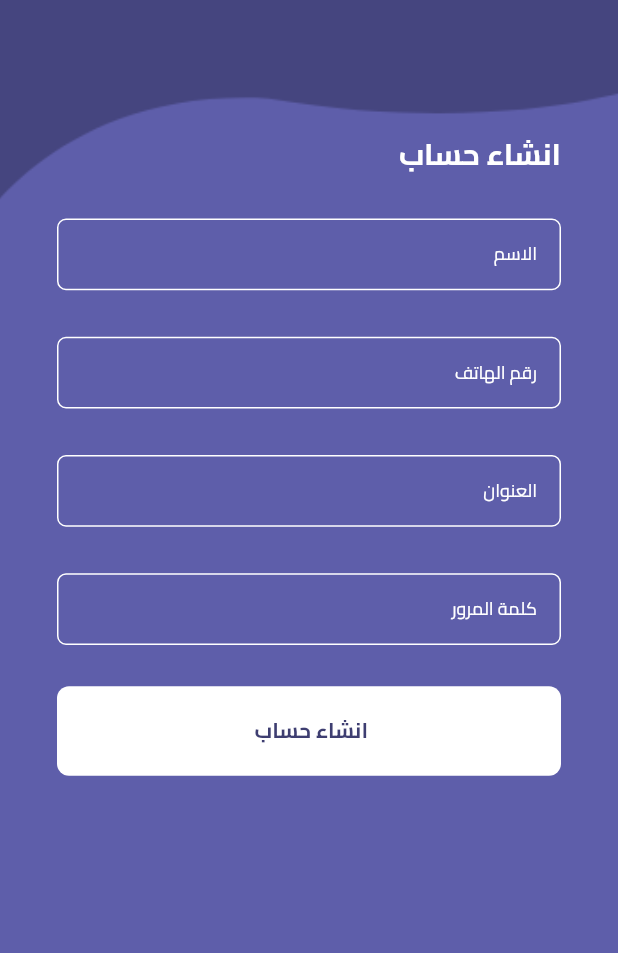
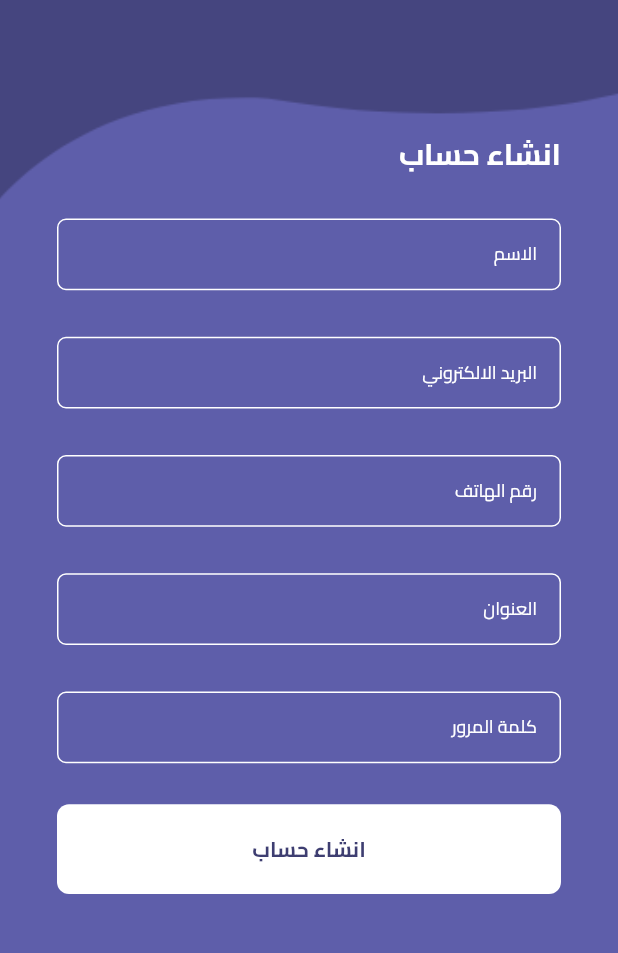
Before and after one commit to karim242/my-pharmacy, a Flutter app: the SignUpView screen opened by its route, on a phone screen of 412 x 824 dp, the part 240-1193 px from its top. Run offline on Flutter 3.47's test engine with Material 3 defaults, Android fonts, the phone set to English and light mode, and no system bars; our stand-ins replace bloc, cloud_firestore, firebase_auth, firebase_core, flutter_bloc, flutter_screenutil and 4 more; accounts and stored records are empty.

Commit message:
trigger sign in up

```diff
--- a/lib/core/routes/app_router.dart
+++ b/lib/core/routes/app_router.dart
@@ -1,5 +1,8 @@
+import 'package:flutter_bloc/flutter_bloc.dart';
 import 'package:go_router/go_router.dart';
 import 'package:my_pharmacy/core/routes/routes_names.dart';
+import 'package:my_pharmacy/core/services/service_locator.dart';
+import 'package:my_pharmacy/features/auth/presentation/cubit/auth_cubit.dart';
 import 'package:my_pharmacy/features/auth/presentation/views/forget_password_frist.dart';
 import 'package:my_pharmacy/features/auth/presentation/views/forget_password_second.dart';
 import 'package:my_pharmacy/features/auth/presentation/views/forget_password_three.dart';
@@ -25,11 +28,18 @@ abstract class AppRouter {
     ),
     GoRoute(
       path: RoutesNames.kSiginView,
-      builder: (context, state) => const SignInView(),
+      builder: (context, state) => BlocProvider(
+        create: (context) => getIt<AuthCubit>(),
+        child: const SignInView(),
+      ),
     ),
     GoRoute(
       path: RoutesNames.kSigUpView,
-      builder: (context, state) => const SignUpView(),
+
+       builder: (context, state) => BlocProvider(
+        create: (context) => getIt<AuthCubit>(),
+        child:  const SignUpView(),
+    ),
     ),
     GoRoute(
       path: RoutesNames.kForgetPassOne,
--- /dev/null
+++ b/lib/core/services/service_locator.dart
@@ -0,0 +1,14 @@
+import 'package:get_it/get_it.dart';
+import 'package:my_pharmacy/features/auth/data/repo/auth_repo_abstract.dart';
+import 'package:my_pharmacy/features/auth/data/repo/auth_repo_implementation.dart';
+import 'package:my_pharmacy/features/auth/presentation/cubit/auth_cubit.dart';
+
+final GetIt getIt = GetIt.instance;
+
+void setupLocator() {
+  // تسجيل الـ Repositories
+  getIt.registerLazySingleton<AuthRepository>(() => AuthRepoImplementation());
+
+  // تسجيل الـ Cubits
+  getIt.registerFactory<AuthCubit>(() => AuthCubit(getIt<AuthRepository>()));
+}
--- a/lib/core/utils/app_strings.dart
+++ b/lib/core/utils/app_strings.dart
@@ -12,6 +12,8 @@ class AppStrings {
   static const String kName = 'الاسم';
   static const String kAddress = "العنوان";
   static const String kPhone = 'رقم الهاتف';
+  static const String kCreateAccount ="انشاء حساب";
+  static const String kEmail = "البريد الالكتروني";
 
   static const String kGovernorate = ' المحافظة';
   static const String kCity = ' المدينة';
@@ -19,10 +21,12 @@ class AppStrings {
   static const String kPaymentByVisa = 'الدفع بالفيزا';
   static const String kSetting = 'الإعدادات';
   static const String kSaveTitle = 'العنوان المحفوظ';
+  static const String kSignIn = 'تسجيل الدخول';
 
-
+  static const String  kForgetPassword = ' هل نسيت كلمة المرور؟';
 
   static const String kPersonalInfoString = 'المعلومات الشخصية';
+  static const String kPassword = 'كلمة المرور ';
   static const String kChangePassword = 'تغيير كلمة المرور';
   static const String kCurrentPassword = 'كلمة المرور الحالية';
   static const String kNewPassword = 'كلمة المرور الجديدة';
--- a/lib/features/auth/presentation/views/sign_up_view.dart
+++ b/lib/features/auth/presentation/views/sign_up_view.dart
@@ -1,18 +1,50 @@
 import 'package:flutter/material.dart';
+import 'package:flutter_bloc/flutter_bloc.dart';
 import 'package:flutter_screenutil/flutter_screenutil.dart';
+import 'package:my_pharmacy/core/services/service_locator.dart';
 import 'package:my_pharmacy/core/utils/app_colors.dart';
 import 'package:my_pharmacy/core/utils/app_images.dart';
+import 'package:my_pharmacy/core/utils/app_strings.dart';
 import 'package:my_pharmacy/core/utils/text_styles.dart';
+import 'package:my_pharmacy/features/auth/presentation/cubit/auth_cubit.dart';
 import 'package:my_pharmacy/features/auth/presentation/widgets/custom_background.dart';
 import 'package:my_pharmacy/features/auth/presentation/widgets/custom_button.dart';
 import 'package:my_pharmacy/features/auth/presentation/widgets/custom_text_field.dart';
 
-class SignUpView extends StatelessWidget {
+class SignUpView extends StatefulWidget {
   const SignUpView({super.key});
 
   @override
+  State<SignUpView> createState() => _SignUpViewState();
+}
+
+class _SignUpViewState extends State<SignUpView> {
+
+final TextEditingController _nameController = TextEditingController();
+final TextEditingController _emailController = TextEditingController();
+
+  final TextEditingController _phoneController = TextEditingController();
+  final TextEditingController _addressController = TextEditingController();
+  final TextEditingController _passwordController = TextEditingController();
+
+  @override
+  void dispose() {
+    _nameController.dispose();
+    _emailController.dispose();
+    _phoneController.dispose();
+    _addressController.dispose();
+    _passwordController.dispose();
+    super.dispose();
+  }
+
+
+
+
+  @override
   Widget build(BuildContext context) {
-    return Scaffold(
+    return BlocProvider(
+      create: (context) => getIt<AuthCubit>(),
+      child: Scaffold(
           backgroundColor: AppColors.primaryColor,
           body: CustomBackGround(
             child: Column(children: [
@@ -23,41 +55,70 @@ class SignUpView extends StatelessWidget {
               const Align(
                 alignment: Alignment.centerRight,
                 child: Text(
-                "انشاء حساب",
+                  AppStrings.kCreateAccount,
                   style: TextStyles.textStyle20,
                 ),
               ),
               SizedBox(
                 height: 24.h,
+
               ),
-            const CustomTextField(
-              labelText: 'الاسم',
+              CustomTextField(
+                labelText: AppStrings.kName,
+                controller: _nameController,
               ),
               SizedBox(
                 height: 26.h,
               ),
-            const CustomTextField(
-              labelText: 'رقم الهاتف',
+               CustomTextField(
+                labelText: AppStrings.kEmail,
+                controller: _emailController,
               ),
               SizedBox(
                 height: 26.h,
               ),
-            const CustomTextField(
-              labelText: 'العنوان ',
+              CustomTextField(
+                labelText: AppStrings.kPhone,
+                controller: _phoneController,
               ),
               SizedBox(
                 height: 26.h,
               ),
-            const CustomTextField(
-              labelText: 'كلمة المرور ',
+              CustomTextField(
+                labelText: AppStrings.kAddress,
+                controller: _addressController,
+              ),
+              SizedBox(
+                height: 26.h,
+              ),
+              CustomTextField(
+                labelText: AppStrings.kPassword,
+                controller: _passwordController,
+                obscureText: true,
               ),
               SizedBox(
                 height: 23.h,
               ),
-            const CustomButton(
-              lebale: 'انشاء حساب ',
+              CustomButton(
+                lebale: AppStrings.kCreateAccount,
+                onTap: () {
+                  BlocProvider.of<AuthCubit>(context).signUp(
+                    email: _emailController.text,
+                     password:  _passwordController.text,
+                     name: _nameController.text,
+                      phone: _phoneController.text,
+                      address:   _addressController.text
+,
+
+
+
+                     );
+                },
               )
+
+
             ]),
-        ));
+          )),
+    );
   }
 }
--- a/lib/features/auth/presentation/widgets/custom_text_field.dart
+++ b/lib/features/auth/presentation/widgets/custom_text_field.dart
@@ -9,10 +9,14 @@ class CustomTextField extends StatelessWidget {
       required this.labelText,
       this.maxLines = 1,
       this.onSaved,
-      this.onChanged});
+      this.onChanged,
+      this.controller,
+       this.obscureText=false});
 
   final String labelText;
   final int maxLines;
+  final TextEditingController? controller;
+  final bool? obscureText;
 
   final void Function(String?)? onSaved;
 
@@ -22,6 +26,8 @@ class CustomTextField extends StatelessWidget {
     return SizedBox(
       height: 40.h,
       child: TextFormField(
+        controller: controller,
+        obscureText: obscureText!,
         style: const TextStyle(color: AppColors.whiteColor),
         onChanged: onChanged,
         onSaved: onSaved,
@@ -36,8 +42,6 @@ class CustomTextField extends StatelessWidget {
         maxLines: maxLines,
         decoration: InputDecoration(
           labelText: labelText,
-
-
           labelStyle: TextStyles.textStyle12,
           fillColor: AppColors.whiteColor,
           enabledBorder: buildBorder(),
--- a/lib/features/splash/view/splash_view.dart
+++ b/lib/features/splash/view/splash_view.dart
@@ -20,7 +20,7 @@ class _SplashViewState extends State<SplashView> {
 
   _navigateToAuth() async {
     await Future.delayed(const Duration(milliseconds: 3000), () {
-      GoRouter.of(context).push(RoutesNames.kSiginView);
+      GoRouter.of(context).replace(RoutesNames.kSiginView);
     }); // Delay for 3 seconds
     // Navigate to the main screen
   }
--- a/lib/main.dart
+++ b/lib/main.dart
@@ -3,6 +3,7 @@ import 'package:flutter/material.dart';
 import 'package:flutter_screenutil/flutter_screenutil.dart';
 import 'package:my_pharmacy/core/routes/app_router.dart';
 import 'package:flutter_localizations/flutter_localizations.dart';
+import 'package:my_pharmacy/core/services/service_locator.dart';
 import 'package:my_pharmacy/firebase_options.dart';
 
 void main() async {
@@ -11,6 +12,8 @@ void main() async {
   await Firebase.initializeApp(
     options: DefaultFirebaseOptions.currentPlatform,
   );
+    setupLocator();
+
   runApp(const Mypharmacy());
 }
 
--- a/pubspec.yaml
+++ b/pubspec.yaml
@@ -33,6 +33,7 @@ dependencies:
   cupertino_icons: ^1.0.6
   firebase_auth: ^5.1.4
   firebase_core: ^3.3.0
+  get_it: ^7.7.0
   flutter:
     sdk: flutter
   flutter_bloc: ^8.1.6
@@ -44,6 +45,7 @@ dependencies:
   flutter_svg: ^2.0.10+1
   font_awesome_flutter: ^10.7.0
   go_router: ^14.2.2
+  fluttertoast: ^8.2.6
 
 dev_dependencies:
   flutter_lints: ^3.0.0
```
Also changed, not shown: lib/features/auth/presentation/cubit/auth_cubit.dart (+5 -5 lines), lib/features/auth/presentation/views/sign_in_view.dart (+40 -9 lines), pubspec.lock. Lines whose indentation alone changed are shown as unchanged.
